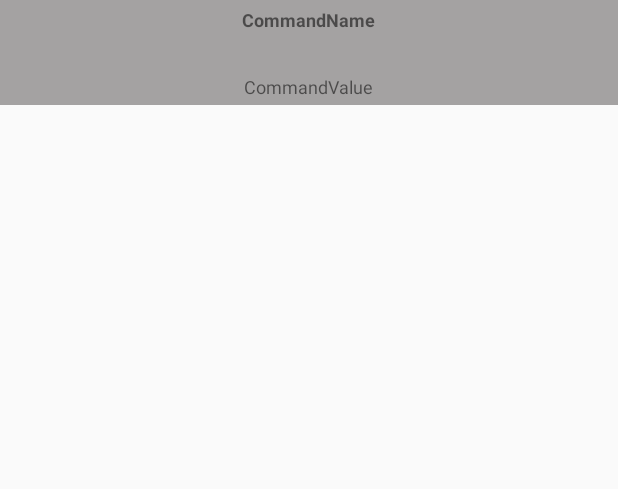
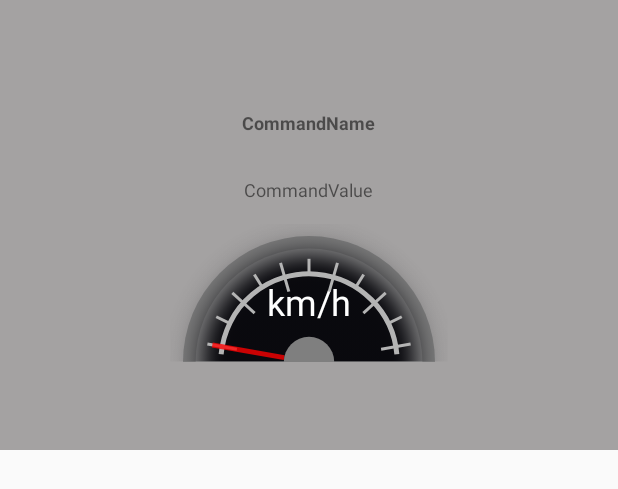
Before and after one commit to UTN-FRBA-Mobile/CarDiagnostics, an Android app: the layout list_item.xml on its own in the app's theme, with its tools: preview values and no code run, on a phone screen of 412 x 824 dp. Shown: the top 489 px of the screen. Run offline under Robolectric (Android 15) with nearby library versions, the phone set to English and light mode, and no system bars.

Commit message:
Agrego el velocimetro

```diff
--- a/src/main/java/com/cardiag/models/commands/ObdCommand.java
+++ b/src/main/java/com/cardiag/models/commands/ObdCommand.java
@@ -258,7 +258,7 @@ public abstract class ObdCommand {
      *
      * @return the command response in string representation, without formatting.
      */
-    public abstract String getCalculatedResult();
+    public abstract String  getCalculatedResult();
 
     /**
      * <p>Getter for the field <code>buffer</code>.</p>
--- a/src/main/java/com/cardiag/models/solutions/TroubleCode.java
+++ b/src/main/java/com/cardiag/models/solutions/TroubleCode.java
@@ -4,7 +4,7 @@ package com.cardiag.models.solutions;
  * Created by leo on 05/09/17.
  */
 
-public class TroubleCode {
+public class  TroubleCode {
     private String name;
     private String description;
 
--- /dev/null
+++ b/src/main/java/com/cardiag/velocimetro/Velocimetro.java
@@ -0,0 +1,479 @@
+package com.cardiag.velocimetro;
+import android.animation.TypeEvaluator;
+import android.animation.ValueAnimator;
+import android.annotation.TargetApi;
+import android.content.Context;
+import android.graphics.Bitmap;
+import android.graphics.BitmapFactory;
+import android.graphics.Canvas;
+import android.graphics.Color;
+import android.graphics.Paint;
+import android.graphics.RectF;
+import android.os.Build;
+import android.util.AttributeSet;
+import android.view.View;
+
+import com.cardiag.R;
+
+import java.util.ArrayList;
+import java.util.List;
+/**
+ * Created by Matias on 13/09/2017.
+ */
+
+public class Velocimetro extends View {
+
+    private static final String TAG = Velocimetro.class.getSimpleName();
+
+    public static final double DEFAULT_MAX_SPEED = 100.0;
+    public static final double DEFAULT_MAJOR_TICK_STEP = 20.0;
+    public static final int DEFAULT_MINOR_TICKS = 1;
+    public static final int DEFAULT_LABEL_TEXT_SIZE_DP = 12;
+    public static final int DEFAULT_UNITS_TEXT_SIZE_DP = 24;
+
+    private double maxSpeed = DEFAULT_MAX_SPEED;
+    private double speed = 0;
+    private int defaultColor = Color.rgb(180, 180, 180);
+    private double majorTickStep = DEFAULT_MAJOR_TICK_STEP;
+    private int minorTicks = DEFAULT_MINOR_TICKS;
+    private LabelConverter labelConverter;
+    private String unitsText = "km/h";
+
+    private List<ColoredRange> ranges = new ArrayList<ColoredRange>();
+
+    private Paint backgroundPaint;
+    private Paint backgroundInnerPaint;
+    private Paint maskPaint;
+    private Paint needlePaint;
+    private Paint ticksPaint;
+    private Paint txtPaint;
+    private Paint unitsPaint;
+    private Paint colorLinePaint;
+    private int labelTextSize;
+    private int unitsTextSize;
+
+    private Bitmap mMask;
+
+    public Velocimetro(Context context) {
+        super(context);
+        init();
+
+        float density = getResources().getDisplayMetrics().density;
+        setLabelTextSize(Math.round(DEFAULT_LABEL_TEXT_SIZE_DP * density));
+        setUnitsTextSize(Math.round(DEFAULT_UNITS_TEXT_SIZE_DP * density));
+    }
+
+    public Velocimetro(Context context, AttributeSet attrs) {
+        super(context, attrs);
+        init();
+
+        float density = getResources().getDisplayMetrics().density;
+        setLabelTextSize(Math.round(DEFAULT_LABEL_TEXT_SIZE_DP * density));
+        setUnitsTextSize(Math.round(DEFAULT_UNITS_TEXT_SIZE_DP * density));
+    }
+
+    public double getMaxSpeed() {
+        return maxSpeed;
+    }
+
+    public void setMaxSpeed(double maxSpeed) {
+        if (maxSpeed <= 0)
+            throw new IllegalArgumentException("Non-positive value specified as max speed.");
+        this.maxSpeed = maxSpeed;
+        invalidate();
+    }
+
+    public double getSpeed() {
+        return speed;
+    }
+
+    public void setSpeed(double speed) {
+        if (speed < 0)
+            throw new IllegalArgumentException("Non-positive value specified as a speed.");
+        if (speed > maxSpeed)
+            speed = maxSpeed;
+        this.speed = speed;
+        invalidate();
+    }
+
+    public String getUnitsText() {
+        return unitsText;
+    }
+
+    public void setUnitsText(String unitsText) {
+        this.unitsText = unitsText;
+        invalidate();
+    }
+
+    @TargetApi(11)
+    public ValueAnimator setSpeed(double progress, long duration, long startDelay) {
+        if (progress < 0)
+            throw new IllegalArgumentException("Negative value specified as a speed.");
+
+        if (progress > maxSpeed)
+            progress = maxSpeed;
+
+        ValueAnimator va = ValueAnimator.ofObject(new TypeEvaluator<Double>() {
+            @Override
+            public Double evaluate(float fraction, Double startValue, Double endValue) {
+                return startValue + fraction * (endValue - startValue);
+            }
+        }, Double.valueOf(getSpeed()), Double.valueOf(progress));
+
+        va.setDuration(duration);
+        va.setStartDelay(startDelay);
+        va.addUpdateListener(new ValueAnimator.AnimatorUpdateListener() {
+            public void onAnimationUpdate(ValueAnimator animation) {
+                Double value = (Double) animation.getAnimatedValue();
+                if (value != null)
+                    setSpeed(value);
+            }
+        });
+        va.start();
+        return va;
+    }
+
+    @TargetApi(11)
+    public ValueAnimator setSpeed(double progress, boolean animate) {
+        return setSpeed(progress, 1500, 200);
+    }
+
+    public int getDefaultColor() {
+        return defaultColor;
+    }
+
+    public void setDefaultColor(int defaultColor) {
+        this.defaultColor = defaultColor;
+        invalidate();
+    }
+
+    public double getMajorTickStep() {
+        return majorTickStep;
+    }
+
+    public void setMajorTickStep(double majorTickStep) {
+        if (majorTickStep <= 0)
+            throw new IllegalArgumentException("Non-positive value specified as a major tick step.");
+        this.majorTickStep = majorTickStep;
+        invalidate();
+    }
+
+    public int getMinorTicks() {
+        return minorTicks;
+    }
+
+    public void setMinorTicks(int minorTicks) {
+        this.minorTicks = minorTicks;
+        invalidate();
+    }
+
+    public LabelConverter getLabelConverter() {
+        return labelConverter;
+    }
+
+    public void setLabelConverter(LabelConverter labelConverter) {
+        this.labelConverter = labelConverter;
+        invalidate();
+    }
+
+    public void clearColoredRanges() {
+        ranges.clear();
+        invalidate();
+    }
+
+    public void addColoredRange(double begin, double end, int color) {
+        if (begin >= end)
+            throw new IllegalArgumentException("Incorrect number range specified!");
+        if (begin < - 5.0/160* maxSpeed)
+            begin = - 5.0/160* maxSpeed;
+        if (end > maxSpeed * (5.0/160 + 1))
+            end = maxSpeed * (5.0/160 + 1);
+        ranges.add(new ColoredRange(color, begin, end));
+        invalidate();
+    }
+
+    public int getLabelTextSize() {
+        return labelTextSize;
+    }
+
+    public void setLabelTextSize(int labelTextSize) {
+        this.labelTextSize = labelTextSize;
+        if (txtPaint != null) {
+            txtPaint.setTextSize(labelTextSize);
+            invalidate();
+        }
+    }
+
+    public int getUnitsTextSize() {
+        return unitsTextSize;
+    }
+
+    public void setUnitsTextSize(int unitsTextSize) {
+        this.unitsTextSize = unitsTextSize;
+        if (unitsPaint != null) {
+            unitsPaint.setTextSize(unitsTextSize);
+            invalidate();
+        }
+    }
+
+    @Override
+    protected void onDraw(Canvas canvas) {
+        super.onDraw(canvas);
+
+        // Clear canvas
+        canvas.drawColor(Color.TRANSPARENT);
+
+        // Draw Metallic Arc and background
+        drawBackground(canvas);
+
+        // Draw Ticks and colored arc
+        drawTicks(canvas);
+
+        // Draw Needle
+        drawNeedle(canvas);
+    }
+
+    @Override
+    protected void onMeasure(int widthMeasureSpec, int heightMeasureSpec) {
+        int widthMode = MeasureSpec.getMode(widthMeasureSpec);
+        int widthSize = MeasureSpec.getSize(widthMeasureSpec);
+        int heightMode = MeasureSpec.getMode(heightMeasureSpec);
+        int heightSize = MeasureSpec.getSize(heightMeasureSpec);
+
+        int width;
+        int height;
+
+        //Measure Width
+        if (widthMode == MeasureSpec.EXACTLY || widthMode == MeasureSpec.AT_MOST) {
+            //Must be this size
+            width = widthSize;
+        } else {
+            width = -1;
+        }
+
+        //Measure Height
+        if (heightMode == MeasureSpec.EXACTLY || heightMode == MeasureSpec.AT_MOST) {
+            //Must be this size
+            height = heightSize;
+        } else {
+            height = -1;
+        }
+
+        if (height >= 0 && width >= 0) {
+            width = Math.min(height, width);
+            height = width/2;
+        } else if (width >= 0) {
+            height = width/2;
+        } else if (height >= 0) {
+            width = height*2;
+        } else {
+            width = 0;
+            height = 0;
+        }
+
+        //MUST CALL THIS
+        setMeasuredDimension(width, height);
+    }
+
+    private void drawNeedle(Canvas canvas) {
+        RectF oval = getOval(canvas, 1);
+        float radius = oval.width()*0.35f + 10;
+        RectF smallOval = getOval(canvas, 0.2f);
+
+        float angle = 10 + (float) (getSpeed()/ getMaxSpeed()*160);
+        canvas.drawLine(
+                (float) (oval.centerX() + Math.cos((180 - angle) / 180 * Math.PI) * smallOval.width()*0.5f),
+                (float) (oval.centerY() - Math.sin(angle / 180 * Math.PI) * smallOval.width()*0.5f),
+                (float) (oval.centerX() + Math.cos((180 - angle) / 180 * Math.PI) * (radius)),
+                (float) (oval.centerY() - Math.sin(angle / 180 * Math.PI) * (radius)),
+                needlePaint
+        );
+
+
+        canvas.drawArc(smallOval, 180, 180, true, backgroundPaint);
+    }
+
+    private void drawTicks(Canvas canvas) {
+        float availableAngle = 160;
+        float majorStep = (float) (majorTickStep/ maxSpeed *availableAngle);
+        float minorStep = majorStep / (1 + minorTicks);
+
+        float majorTicksLength = 30;
+        float minorTicksLength = majorTicksLength/2;
+
+        RectF oval = getOval(canvas, 1);
+        float radius = oval.width()*0.35f;
+
+        float currentAngle = 10;
+        double curProgress = 0;
+        while (currentAngle <= 170) {
+
+            canvas.drawLine(
+                    (float) (oval.centerX() + Math.cos((180 - currentAngle) / 180 * Math.PI)*(radius-majorTicksLength/2)),
+                    (float) (oval.centerY() - Math.sin(currentAngle / 180 * Math.PI)*(radius-majorTicksLength/2)),
+                    (float) (oval.centerX() + Math.cos((180 - currentAngle) / 180 * Math.PI)*(radius+majorTicksLength/2)),
+                    (float) (oval.centerY() - Math.sin(currentAngle / 180 * Math.PI)*(radius+majorTicksLength/2)),
+                    ticksPaint
+            );
+
+            for (int i=1; i<=minorTicks; i++) {
+                float angle = currentAngle + i*minorStep;
+                if (angle >= 170 + minorStep/2) {
+                    break;
+                }
+                canvas.drawLine(
+                        (float) (oval.centerX() + Math.cos((180 - angle) / 180 * Math.PI) * radius),
+                        (float) (oval.centerY() - Math.sin(angle / 180 * Math.PI) * radius),
+                        (float) (oval.centerX() + Math.cos((180 - angle) / 180 * Math.PI) * (radius + minorTicksLength)),
+                        (float) (oval.centerY() - Math.sin(angle / 180 * Math.PI) * (radius + minorTicksLength)),
+                        ticksPaint
+                );
+            }
+
+            if (labelConverter != null) {
+
+                canvas.save();
+                canvas.rotate(180 + currentAngle, oval.centerX(), oval.centerY());
+                float txtX = oval.centerX() + radius + majorTicksLength/2 + 8;
+                float txtY = oval.centerY();
+                canvas.rotate(+90, txtX, txtY);
+                canvas.drawText(labelConverter.getLabelFor(curProgress, maxSpeed), txtX, txtY, txtPaint);
+                canvas.restore();
+            }
+
+            currentAngle += majorStep;
+            curProgress += majorTickStep;
+        }
+
+        RectF smallOval = getOval(canvas, 0.7f);
+        colorLinePaint.setColor(defaultColor);
+        canvas.drawArc(smallOval, 185, 170, false, colorLinePaint);
+
+        for (ColoredRange range: ranges) {
+            colorLinePaint.setColor(range.getColor());
+            canvas.drawArc(smallOval, (float) (190 + range.getBegin()/ maxSpeed *160), (float) ((range.getEnd() - range.getBegin())/ maxSpeed *160), false, colorLinePaint);
+        }
+    }
+
+    private RectF getOval(Canvas canvas, float factor) {
+        RectF oval;
+        final int canvasWidth = canvas.getWidth() - getPaddingLeft() - getPaddingRight();
+        final int canvasHeight = canvas.getHeight() - getPaddingTop() - getPaddingBottom();
+
+        if (canvasHeight*2 >= canvasWidth) {
+            oval = new RectF(0, 0, canvasWidth*factor, canvasWidth*factor);
+        } else {
+            oval = new RectF(0, 0, canvasHeight*2*factor, canvasHeight*2*factor);
+        }
+
+        oval.offset((canvasWidth-oval.width())/2 + getPaddingLeft(), (canvasHeight*2-oval.height())/2 + getPaddingTop());
+
+        return oval;
+    }
+
+    private void drawBackground(Canvas canvas) {
+        RectF oval = getOval(canvas, 1);
+        canvas.drawArc(oval, 180, 180, true, backgroundPaint);
+
+        RectF innerOval = getOval(canvas, 0.9f);
+        canvas.drawArc(innerOval, 180, 180, true, backgroundInnerPaint);
+
+        Bitmap mask = Bitmap.createScaledBitmap(mMask, (int) (oval.width() * 1.1), (int) (oval.height() * 1.1) / 2, true);
+        canvas.drawBitmap(mask, oval.centerX() - oval.width()*1.1f/2, oval.centerY()-oval.width()*1.1f/2, maskPaint);
+
+        canvas.drawText(unitsText, oval.centerX(), oval.centerY()/1.5f, unitsPaint);
+    }
+
+    @SuppressWarnings("NewApi")
+    private void init() {
+        if (Build.VERSION.SDK_INT >= 11 && !isInEditMode()) {
+            setLayerType(View.LAYER_TYPE_HARDWARE, null);
+        }
+
+        backgroundPaint = new Paint(Paint.ANTI_ALIAS_FLAG);
+        backgroundPaint.setStyle(Paint.Style.FILL);
+        backgroundPaint.setColor(Color.rgb(127, 127, 127));
+
+        backgroundInnerPaint = new Paint(Paint.ANTI_ALIAS_FLAG);
+        backgroundInnerPaint.setStyle(Paint.Style.FILL);
+        backgroundInnerPaint.setColor(Color.rgb(150, 150, 150));
+
+        txtPaint = new Paint(Paint.ANTI_ALIAS_FLAG);
+        txtPaint.setColor(Color.WHITE);
+        txtPaint.setTextSize(labelTextSize);
+        txtPaint.setTextAlign(Paint.Align.CENTER);
+        txtPaint.setLinearText(true);
+
+        unitsPaint = new Paint(Paint.ANTI_ALIAS_FLAG);
+        unitsPaint.setColor(Color.WHITE);
+        unitsPaint.setTextSize(unitsTextSize);
+        unitsPaint.setTextAlign(Paint.Align.CENTER);
+        unitsPaint.setLinearText(true);
+
+        mMask = BitmapFactory.decodeResource(getResources(), R.drawable.spot_mask);
+        mMask = Bitmap.createBitmap(mMask, 0, 0, mMask.getWidth(), mMask.getHeight() / 2);
+
+        maskPaint = new Paint(Paint.ANTI_ALIAS_FLAG);
+        maskPaint.setDither(true);
+
+        ticksPaint = new Paint(Paint.ANTI_ALIAS_FLAG);
+        ticksPaint.setStrokeWidth(3.0f);
+        ticksPaint.setStyle(Paint.Style.STROKE);
+        ticksPaint.setColor(defaultColor);
+
+        colorLinePaint = new Paint(Paint.ANTI_ALIAS_FLAG);
+        colorLinePaint.setStyle(Paint.Style.STROKE);
+        colorLinePaint.setStrokeWidth(5);
+        colorLinePaint.setColor(defaultColor);
+
+        needlePaint = new Paint(Paint.ANTI_ALIAS_FLAG);
+        needlePaint.setStrokeWidth(5);
+        needlePaint.setStyle(Paint.Style.STROKE);
+        needlePaint.setColor(Color.argb(200, 255, 0, 0));
+    }
+
+
+    public static interface LabelConverter {
+
+        String getLabelFor(double progress, double maxProgress);
+
+    }
+
+    public static class ColoredRange {
+
+        private int color;
+        private double begin;
+        private double end;
+
+        public ColoredRange(int color, double begin, double end) {
+            this.color = color;
+            this.begin = begin;
+            this.end = end;
+        }
+
+        public int getColor() {
+            return color;
+        }
+
+        public void setColor(int color) {
+            this.color = color;
+        }
+
+        public double getBegin() {
+            return begin;
+        }
+
+        public void setBegin(double begin) {
+            this.begin = begin;
+        }
+
+        public double getEnd() {
+            return end;
+        }
+
+        public void setEnd(double end) {
+            this.end = end;
+        }
+    }
+
+}
--- a/src/main/res/layout/list_item.xml
+++ b/src/main/res/layout/list_item.xml
@@ -2,7 +2,7 @@
     xmlns:tools="http://schemas.android.com/tools"
     android:orientation="vertical"
     android:layout_width="match_parent"
-    android:layout_height="70dp"
+    android:layout_height="300dp"
     android:gravity="center"
     android:id="@+id/linearLayout_grid"
     android:background="#a4a2a2"
@@ -39,9 +39,17 @@
         android:text="CommandValue"
         android:gravity="center_horizontal"/>
 
+
+
     <Space
         android:layout_width="match_parent"
-        android:layout_height="8dp" />
+        android:layout_height="wrap_content" />
 
+    <com.cardiag.velocimetro.Velocimetro
+        android:layout_width="200dp"
+        android:layout_height="wrap_content"
+        android:layout_gravity="center_horizontal"
+        android:padding="8dp"
+        android:id="@+id/velocimetro"/>
 
 </LinearLayout>
```
Also changed, not shown: src/main/java/com/cardiag/activity/StateActivity.java (+1 -7 lines), src/main/java/com/cardiag/utils/ObdCommandAdapter.java (+21 -6 lines), src/main/res/layout/car_state.xml (+5 -4 lines), src/main/res/drawable-xxhdpi/spot_mask.png (added).
